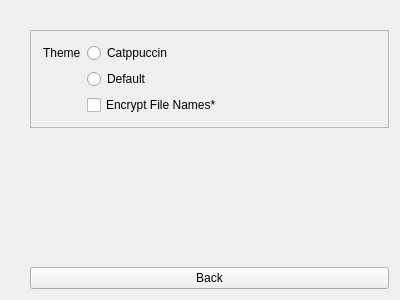
HishamLB/Encrypted-GDrive-Client, file Google-Drive-Client/settings.ui: the form before one commit.
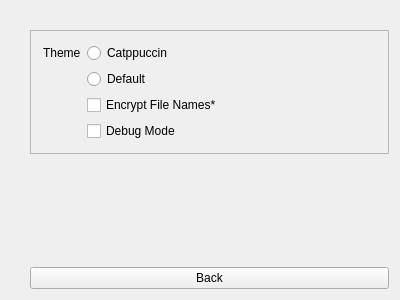
The form after the commit.

```diff
--- a/Google-Drive-Client/settings.ui
+++ b/Google-Drive-Client/settings.ui
@@ -69,6 +69,13 @@
         </property>
        </widget>
       </item>
+      <item row="3" column="1">
+       <widget class="QCheckBox" name="debugMode">
+        <property name="text">
+         <string>Debug Mode</string>
+        </property>
+       </widget>
+      </item>
      </layout>
     </widget>
    </item>
```
Left out of the diff: 4 changed lines with no effect on the pictures. Lines whose indentation alone changed are shown as unchanged.
